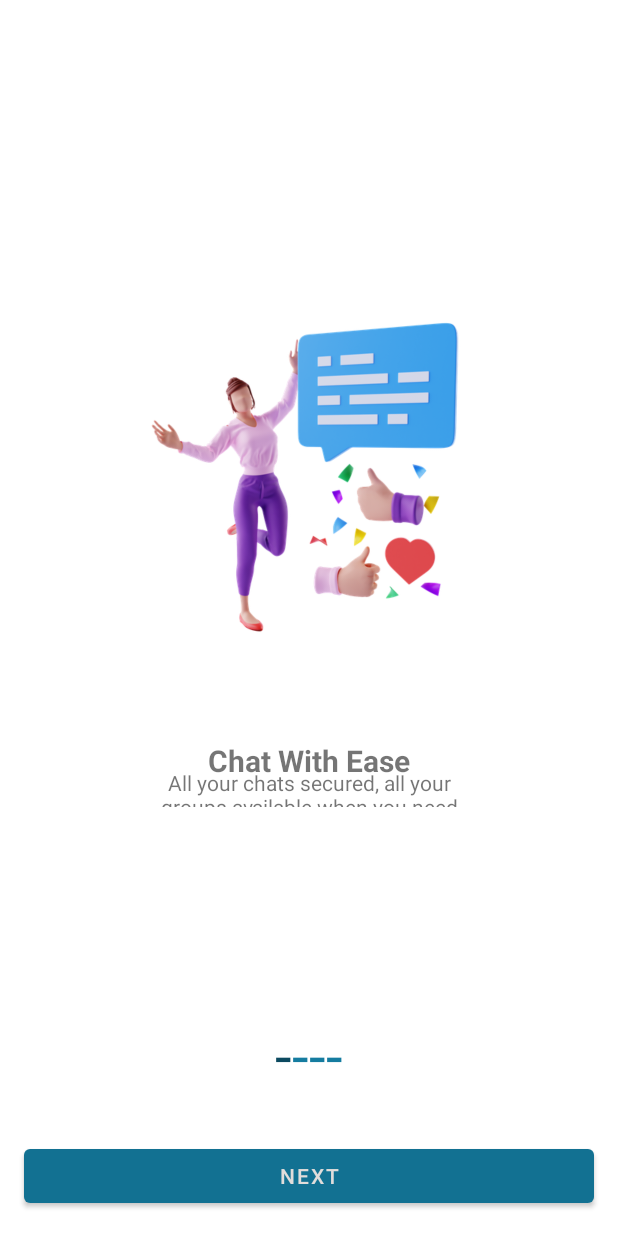
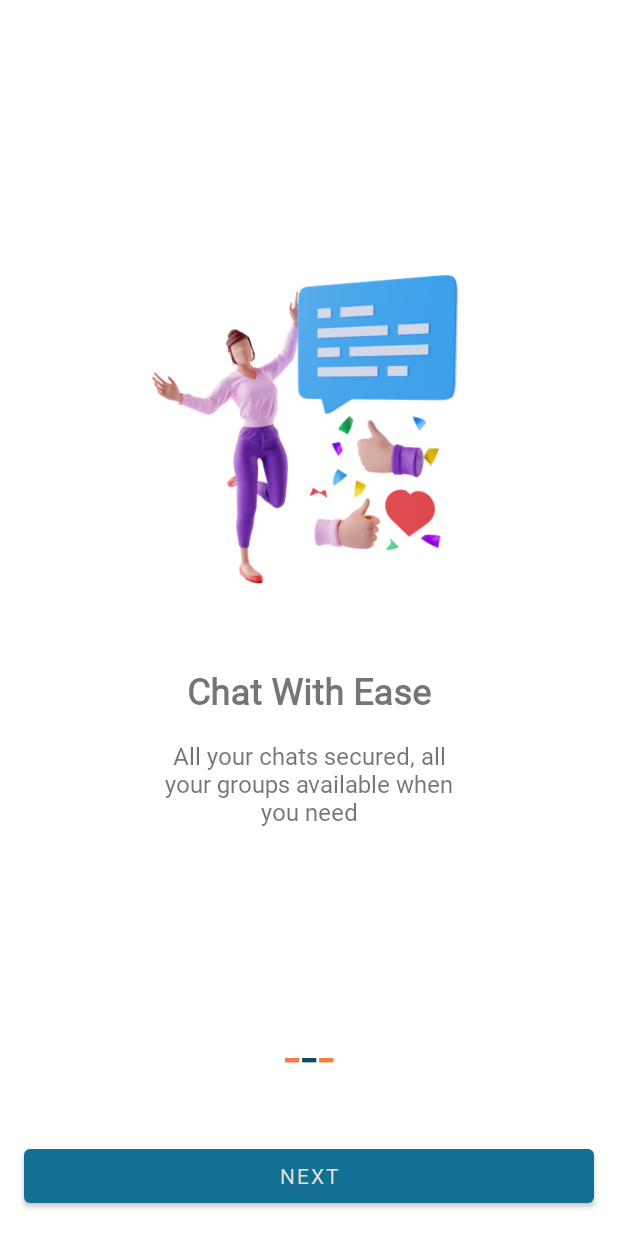
Before and after one commit to BrammWello/soga, an Android app: the OnboardingActivity screen opened directly, with no data from a screen before it, after a tap on "NEXT", on a phone screen of 412 x 824 dp. Run offline under Robolectric (Android 15) with nearby library versions, the phone set to English and light mode, and no system bars.

Commit message:
Onboarding Done

```diff
--- a/app/src/main/AndroidManifest.xml
+++ b/app/src/main/AndroidManifest.xml
@@ -10,7 +10,7 @@
         android:label="@string/app_name"
         android:roundIcon="@mipmap/ic_launcher_round"
         android:supportsRtl="true"
-        android:theme="@style/Theme.Soga"
+        android:theme="@style/AppTheme"
         tools:targetApi="31">
         <activity
             android:name=".activities.TermsConditionsActivity"
@@ -27,6 +27,10 @@
                 <category android:name="android.intent.category.LAUNCHER" />
             </intent-filter>
         </activity>
+
+        <meta-data
+            android:name="preloaded_fonts"
+            android:resource="@array/preloaded_fonts" />
     </application>
 
 </manifest>
--- a/app/src/main/java/com/devbramm/soga/activities/OnboardingActivity.java
+++ b/app/src/main/java/com/devbramm/soga/activities/OnboardingActivity.java
@@ -26,7 +26,7 @@ public class OnboardingActivity extends AppCompatActivity {
     @Override
     protected void onCreate(Bundle savedInstanceState) {
 
-        getWindow().setFlags(WindowManager.LayoutParams.FLAG_FULLSCREEN,WindowManager.LayoutParams.FLAG_FULLSCREEN);
+//        getWindow().setFlags(WindowManager.LayoutParams.FLAG_FULLSCREEN,WindowManager.LayoutParams.FLAG_FULLSCREEN);
 
         super.onCreate(savedInstanceState);
         setContentView(R.layout.activity_onboarding);
@@ -57,13 +57,16 @@ public class OnboardingActivity extends AppCompatActivity {
 
             @Override
             public void onPageSelected(int position) {
+                dotsFunction(position);
                 next.setOnClickListener(new View.OnClickListener() {
                     @Override
                     public void onClick(View v) {
-                        if (position < 3){
+                        if (position < 2){
                             viewPager.setCurrentItem(position + 1, true);
                         } else {
                             saveState.setState(1);
+                            startActivity(new Intent(OnboardingActivity.this,TermsConditionsActivity.class));
+                            finish();
                         }
                     }
                 });
@@ -80,14 +83,14 @@ public class OnboardingActivity extends AppCompatActivity {
     }
 
     private void dotsFunction(int pos) {
-        dots = new TextView[4];
+        dots = new TextView[3];
         dotsLayout.removeAllViews();
 
         for (int i = 0 ; i< dots.length ; i++){
 
             dots[i] = new TextView(this);
             dots[i].setText(Html.fromHtml("-"));
-            dots[i].setTextColor(getColor(R.color.purple_200));  //unselected color
+            dots[i].setTextColor(getColor(R.color.teal_200));  //unselected color
             dots[i].setTextSize(40);    //unselected size
 
             dotsLayout.addView(dots[i]);
--- a/app/src/main/java/com/devbramm/soga/activities/adapters/OnboardingAdapter.java
+++ b/app/src/main/java/com/devbramm/soga/activities/adapters/OnboardingAdapter.java
@@ -36,9 +36,9 @@ public class OnboardingAdapter extends PagerAdapter {
     };
 
     private int images[] = {
+            R.drawable.logo,
             R.drawable.onboarding_1,
-            R.drawable.onboarding_1,
-            R.drawable.onboarding_1
+            R.drawable.onboarding_2
     };
 
     @Override
--- a/app/src/main/res/layout/activity_onboarding.xml
+++ b/app/src/main/res/layout/activity_onboarding.xml
@@ -10,8 +10,7 @@
         android:id="@+id/viewPager2"
         android:layout_width="0dp"
         android:layout_height="0dp"
-        android:layout_marginBottom="8dp"
-        app:layout_constraintBottom_toTopOf="@+id/ll_dots_layout"
+        app:layout_constraintBottom_toBottomOf="parent"
         app:layout_constraintEnd_toEndOf="parent"
         app:layout_constraintStart_toStartOf="parent"
         app:layout_constraintTop_toTopOf="parent" />
@@ -33,13 +32,11 @@
         android:layout_width="wrap_content"
         android:layout_height="wrap_content"
         android:layout_margin="30dp"
-        android:layout_marginTop="16dp"
         android:layout_marginBottom="16dp"
         android:orientation="horizontal"
         app:layout_constraintBottom_toTopOf="@+id/btn_next_onboarding"
         app:layout_constraintEnd_toEndOf="parent"
-        app:layout_constraintStart_toStartOf="parent"
-        app:layout_constraintTop_toBottomOf="@+id/viewPager2"></LinearLayout>
+        app:layout_constraintStart_toStartOf="parent"></LinearLayout>
 
 
 </androidx.constraintlayout.widget.ConstraintLayout>
--- a/app/src/main/res/layout/page_onboarding.xml
+++ b/app/src/main/res/layout/page_onboarding.xml
@@ -11,9 +11,10 @@
         android:id="@+id/tv_description_onboarding"
         android:layout_width="0dp"
         android:layout_height="wrap_content"
+        android:layout_marginTop="16dp"
         android:text="@string/onboarding_desc_1"
         android:textAlignment="center"
-        app:layout_constraintBottom_toBottomOf="parent"
+        android:textSize="16sp"
         app:layout_constraintEnd_toEndOf="parent"
         app:layout_constraintStart_toStartOf="parent"
         app:layout_constraintTop_toBottomOf="@+id/tv_title_onboarding" />
@@ -23,11 +24,11 @@
         android:layout_width="0dp"
         android:layout_height="wrap_content"
         android:layout_marginTop="32dp"
+        android:fontFamily="@font/roboto_bold"
         android:text="@string/onboarding_title_1"
         android:textAlignment="center"
-        android:textSize="20sp"
+        android:textSize="24sp"
         android:textStyle="bold"
-        app:layout_constraintBottom_toBottomOf="parent"
         app:layout_constraintEnd_toEndOf="parent"
         app:layout_constraintStart_toStartOf="parent"
         app:layout_constraintTop_toBottomOf="@+id/iv_onboarding" />
@@ -36,9 +37,15 @@
         android:id="@+id/iv_onboarding"
         android:layout_width="250dp"
         android:layout_height="250dp"
-        app:layout_constraintBottom_toBottomOf="parent"
+        app:layout_constraintBottom_toTopOf="@+id/guideline2"
         app:layout_constraintEnd_toEndOf="parent"
         app:layout_constraintStart_toStartOf="parent"
-        app:layout_constraintTop_toTopOf="parent"
         app:srcCompat="@drawable/onboarding_1" />
+
+    <androidx.constraintlayout.widget.Guideline
+        android:id="@+id/guideline2"
+        android:layout_width="wrap_content"
+        android:layout_height="wrap_content"
+        android:orientation="horizontal"
+        app:layout_constraintGuide_percent=".5" />
 </androidx.constraintlayout.widget.ConstraintLayout>
--- a/app/src/main/res/values/colors.xml
+++ b/app/src/main/res/values/colors.xml
@@ -7,4 +7,5 @@
     <color name="teal_700">#FFEF6C33</color>
     <color name="black">#FF072B37</color>
     <color name="white">#FFE1DDDB</color>
+    <color name="grey">#8B8B8B</color>
 </resources>
```
Also changed, not shown: app/src/main/java/com/devbramm/soga/activities/TermsConditionsActivity.java (+35 -0 lines), app/src/main/res/layout/activity_terms_conditions.xml (+41 -0 lines), app/src/main/res/values/themes.xml (+14 -0 lines).
